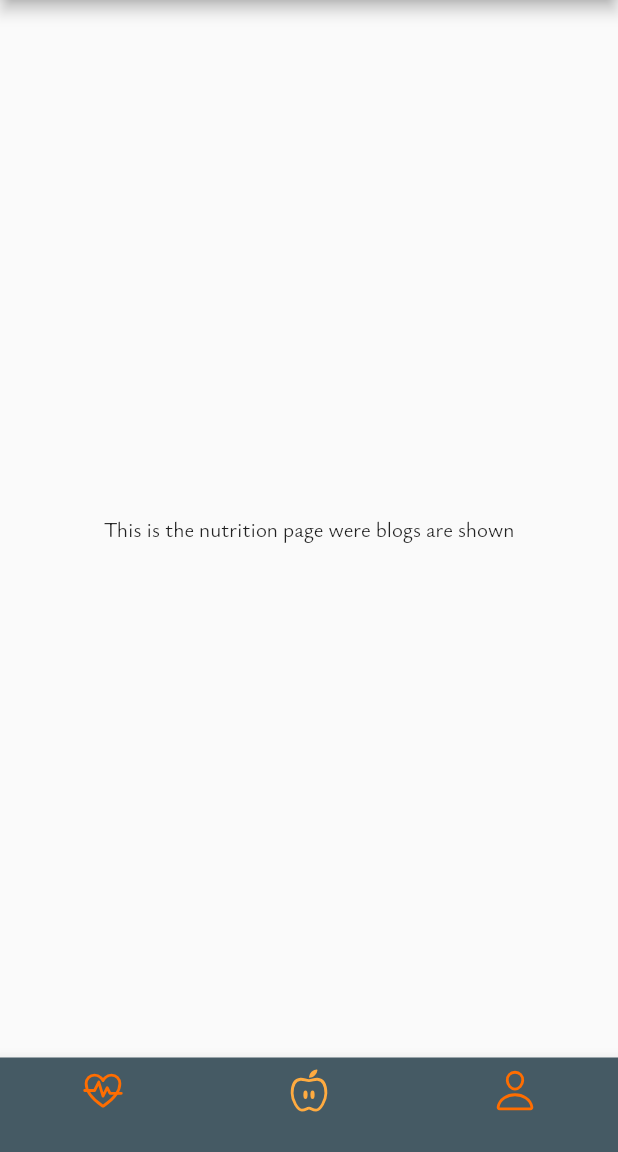
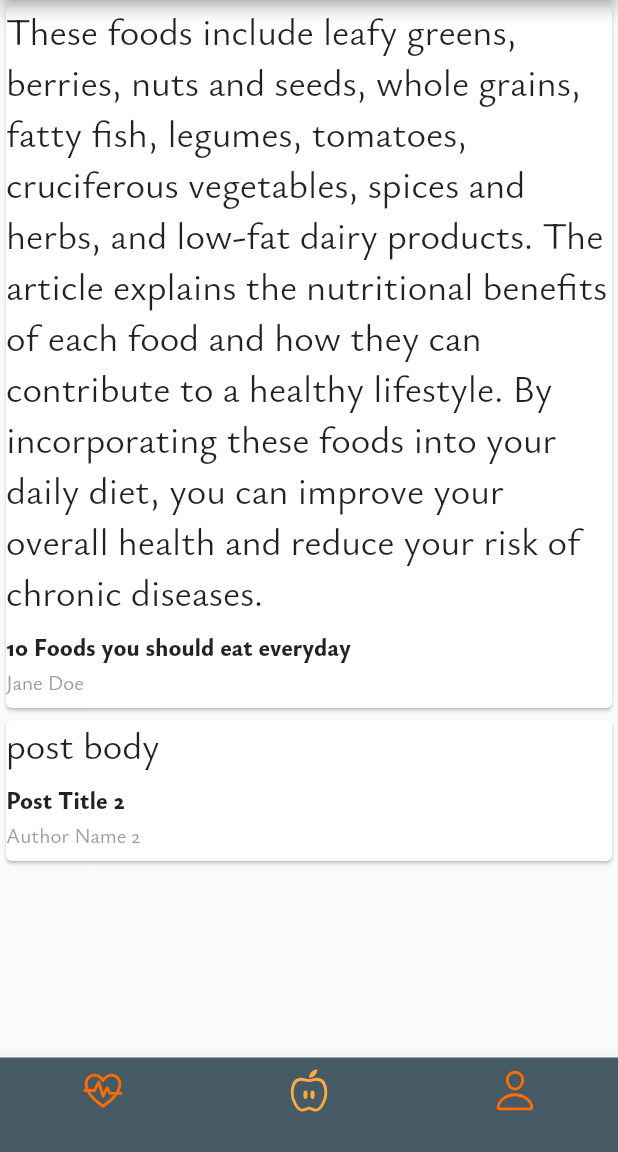
Before and after one commit to AfafAlalwan/fitly, a Flutter app: the screen it shows after launch, on a phone screen of 412 x 824 dp, the part 84-1236 px from its top. Run offline on Flutter 3.47's test engine with Material 2 defaults, Android fonts, the light colour scheme and no system bars; our stand-ins replace flutter_svg; project files that could hold a hidden picture were left out.

Commit message:
blogs feature added

```diff
--- a/lib/main.dart
+++ b/lib/main.dart
@@ -1,5 +1,6 @@
 import 'package:flutter/material.dart';
 import 'package:flutter_svg/flutter_svg.dart';
+import 'pages.dart';
 
 void main(){
   runApp(MaterialApp(
@@ -7,7 +8,7 @@ void main(){
         textTheme: TextTheme(
           bodyLarge: TextStyle(
             fontFamily: "Ysabeau",
-            fontSize: 16,
+            fontSize: 25,
             fontWeight: FontWeight.normal,
           ),
           bodyMedium: TextStyle(
@@ -121,60 +122,3 @@ class _FitlyState extends State<Fitly> {
     );
   }
 }
-
-class ActivityPage extends StatelessWidget {
-  @override
-  Widget build(BuildContext context) {
-    return Scaffold(
-      appBar: AppBar(
-        backgroundColor: Colors.blueGrey[700],
-        title: Text('Fitly', style: Theme.of(context).textTheme.displayLarge),
-      ),
-      body: Center(
-        child: Text('This is the Activity page'),
-      ),
-    );
-  }
-}
-
-class NutritionPage extends StatelessWidget {
-  @override
-  Widget build(BuildContext context) {
-    return Scaffold(
-      appBar: AppBar(
-        backgroundColor: Colors.blueGrey[700],
-        title:  Text('Fitly', style: Theme.of(context).textTheme.displayLarge),
-        actions: [
-          IconButton(
-            icon: SvgPicture.asset(
-              "assets/icons/search-outline.svg",
-              color: Colors.orangeAccent[700],
-            ),
-
-            onPressed: () {
-              // functionality to search for people
-            },
-          ),
-        ],
-      ),
-      body: Center(
-        child: Text('This is the nutrition page were blogs are shown'),
-      ),
-    );
-  }
-}
-
-class ProfilePage extends StatelessWidget {
-  @override
-  Widget build(BuildContext context) {
-    return Scaffold(
-      appBar: AppBar(
-        backgroundColor: Colors.blueGrey[700],
-        title: Text('Fitly', style: Theme.of(context).textTheme.displayLarge),
-      ),
-      body: Center(
-        child: Text('This is the profile page'),
-      ),
-    );
-  }
-}
--- /dev/null
+++ b/lib/pages.dart
@@ -0,0 +1,60 @@
+import 'package:flutter/material.dart';
+import 'package:flutter_svg/flutter_svg.dart';
+import 'posts.dart';
+
+class ActivityPage extends StatelessWidget {
+  @override
+  Widget build(BuildContext context) {
+    return Scaffold(
+      appBar: AppBar(
+        backgroundColor: Colors.blueGrey[700],
+        title: Text('Fitly', style: Theme.of(context).textTheme.displayLarge),
+      ),
+      body: Center(
+        child: Text('This is the Activity page'),
+      ),
+    );
+  }
+}
+
+
+class NutritionPage extends StatelessWidget {
+  @override
+  Widget build(BuildContext context) {
+    return Scaffold(
+      appBar: AppBar(
+        backgroundColor: Colors.blueGrey[700],
+        title:  Text('Fitly', style: Theme.of(context).textTheme.displayLarge),
+        actions: [
+          IconButton(
+            icon: SvgPicture.asset(
+              "assets/icons/search-outline.svg",
+              color: Colors.orangeAccent[700],
+            ),
+
+            onPressed: () {
+              // functionality to search for people
+            },
+          ),
+        ],
+      ),
+      body: BlogPage(),
+    );
+  }
+}
+
+
+class ProfilePage extends StatelessWidget {
+  @override
+  Widget build(BuildContext context) {
+    return Scaffold(
+      appBar: AppBar(
+        backgroundColor: Colors.blueGrey[700],
+        title: Text('Fitly', style: Theme.of(context).textTheme.displayLarge),
+      ),
+      body: Center(
+        child: Text('This is the profile page'),
+      ),
+    );
+  }
+}
--- /dev/null
+++ b/lib/posts.dart
@@ -0,0 +1,66 @@
+import 'package:flutter/material.dart';
+
+class Post {
+  final String title;
+  final String author;
+  final String body;
+
+  Post({required this.title, required this.author, required this.body});
+}
+
+class BlogPage extends StatefulWidget {
+  @override
+  _BlogPageState createState() => _BlogPageState();
+}
+
+class _BlogPageState extends State<BlogPage> {
+  final List<Post> _posts = [
+    Post(
+      title: "10 Foods you should eat everyday",
+      author: "Jane Doe",
+      body: "These foods include leafy greens, berries, nuts and seeds, whole grains, fatty fish, legumes, tomatoes, cruciferous vegetables, spices and herbs, and low-fat dairy products. The article explains the nutritional benefits of each food and how they can contribute to a healthy lifestyle. By incorporating these foods into your daily diet, you can improve your overall health and reduce your risk of chronic diseases.",
+    ),
+    Post(
+      title: "Post Title 2",
+      author: "Author Name 2",
+      body: "post body",
+    ),
+
+  ];
+
+  @override
+  Widget build(BuildContext context) {
+    return Container(
+      child: ListView.builder(
+        itemCount: _posts.length,
+        itemBuilder: (BuildContext context, int index) {
+          final post = _posts[index];
+          return PostWidget(post: post);
+        },
+      ),
+    );
+  }
+}
+
+class PostWidget extends StatelessWidget {
+  final Post post;
+
+  PostWidget({required this.post});
+
+  @override
+  Widget build(BuildContext context) {
+    return Card(
+      child: Column(
+        crossAxisAlignment: CrossAxisAlignment.start,
+        children: [
+          Text(post.body, style: Theme.of(context).textTheme.bodyLarge),
+          SizedBox(height: 8.0),
+          Text(post.title, style: TextStyle(fontSize: 16.0, fontWeight: FontWeight.bold)),
+          SizedBox(height: 4.0),
+          Text(post.author, style: TextStyle(fontSize: 14.0, color: Colors.grey)),
+          SizedBox(height: 8.0),
+        ],
+      ),
+    );
+  }
+}
```
